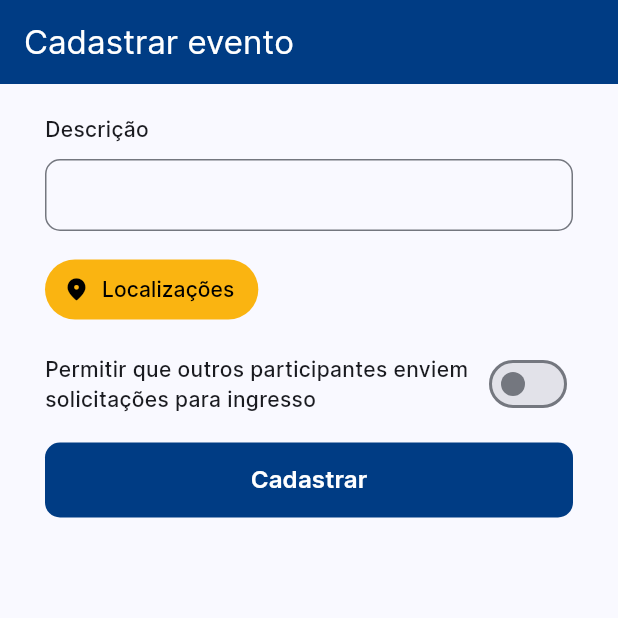
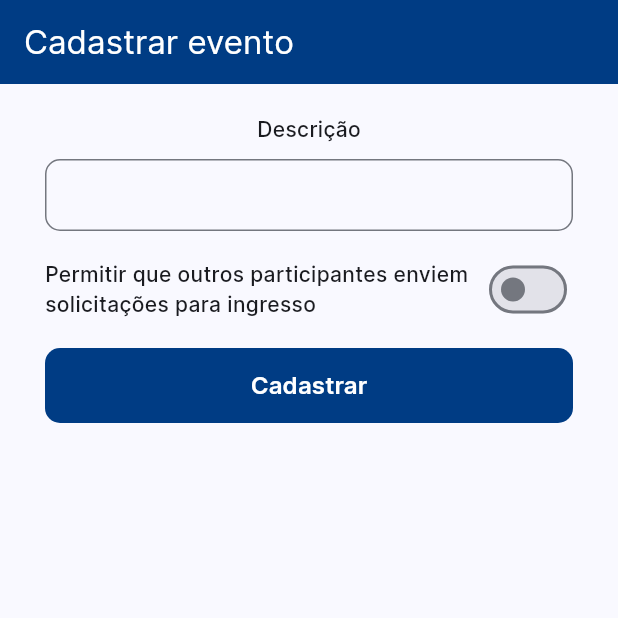
Before and after one commit to luan-coelho/facelocus, a Flutter app: the EventCreateScreen screen opened by its route, on a phone screen of 412 x 824 dp, the top half of it. Run offline on Flutter 3.47's test engine with Material 3 defaults, Android fonts, the light colour scheme and no system bars; our stand-ins replace dio, flutter_svg, geolocator, go_router.

Commit message:
feat: update.

```diff
--- a/mobile/lib/screens/event/event_create_screen.dart
+++ b/mobile/lib/screens/event/event_create_screen.dart
@@ -1,11 +1,7 @@
 import 'package:dio/dio.dart';
-import 'package:facelocus/providers/event_provider.dart';
-import 'package:facelocus/router.dart';
+import 'package:facelocus/models/event.dart';
+import 'package:facelocus/shared/message_snacks.dart';
 import 'package:flutter/material.dart';
-import 'package:facelocus/shared/message_snacks.dart';
-import 'package:facelocus/models/event.dart';
-import 'package:go_router/go_router.dart';
-import 'package:provider/provider.dart';
 
 class EventCreateScreen extends StatefulWidget {
   const EventCreateScreen({super.key});
@@ -55,7 +51,6 @@
         child: Form(
           key: _formKey,
           child: Column(
-            crossAxisAlignment: CrossAxisAlignment.start,
             children: [
               const Text("Descrição",
                   style: TextStyle(fontWeight: FontWeight.w500)),
@@ -82,20 +77,6 @@
                 },
                 onSaved: (value) => event.description = value!,
               ),
-              const SizedBox(height: 15),
-              Consumer<EventProvider>(builder: (context, provider, child) {
-                return TextButton.icon(
-                    onPressed: () => context.push(AppRoutes.eventLocations),
-                    label: const Text(
-                      "Localizações",
-                      style: TextStyle(color: Colors.black),
-                    ),
-                    icon: const Icon(Icons.location_on_rounded,
-                        color: Colors.black),
-                    style: ButtonStyle(
-                        backgroundColor: MaterialStateProperty.all<Color>(
-                            const Color(0xFFFAB411))));
-              }),
               const SizedBox(height: 15),
               Row(
                 children: [
@@ -139,6 +120,4 @@
       ),
     );
   }
-
-  getDeviceLocation() {}
 }
--- a/mobile/lib/screens/event/event_list_screen.dart
+++ b/mobile/lib/screens/event/event_list_screen.dart
@@ -28,9 +28,8 @@
     return Scaffold(
       appBar: AppBar(title: const Text('Eventos')),
       body: Padding(
-        padding: const EdgeInsets.all(16.0),
+        padding: const EdgeInsets.only(top: 50, left: 20, right: 20),
         child: Column(
-          mainAxisAlignment: MainAxisAlignment.center,
           crossAxisAlignment: CrossAxisAlignment.center,
           children: [
             FutureBuilder<List<Event>>(
```
Also changed, not shown: mobile/lib/screens/event/event_show_screen.dart (+25 -14 lines), mobile/lib/screens/event/widgets/event_card.dart (+4 -7 lines), mobile/lib/shared/widgets/feature_card.dart (+7 -2 lines), mobile/images/locations-icon.svg (added), mobile/images/users-icon.svg (added), mobile/pubspec.lock.
